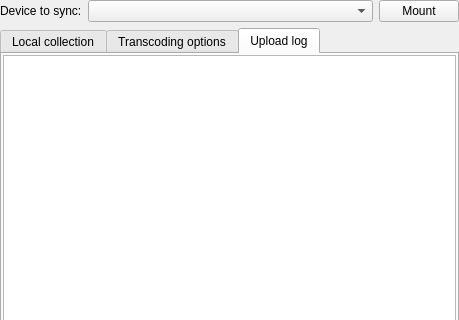
This is src/plugins/lmp/sync/devicesbrowserwidget.ui in 0xd34df00d/leechcraft as Qt 5 draws it before an edit; both pictures show x 0 to 459 and y 0 to 320 of the 459 by 620 pixel window. The edited form follows.
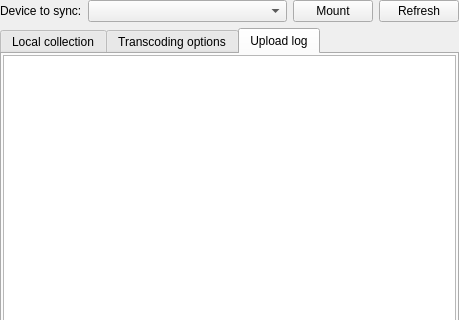
This is the edited form. The open tabs and pages were chosen to show the change. Custom widgets are drawn as their Qt base class.

```diff
--- a/src/plugins/lmp/sync/devicesbrowserwidget.ui
+++ b/src/plugins/lmp/sync/devicesbrowserwidget.ui
@@ -46,6 +46,16 @@
        </property>
       </widget>
      </item>
+     <item>
+      <widget class="QPushButton" name="RefreshButton_">
+       <property name="text">
+        <string>Refresh</string>
+       </property>
+       <property name="ActionIcon" stdset="0">
+        <string>view-refresh</string>
+       </property>
+      </widget>
+     </item>
     </layout>
    </item>
    <item>
```
Left out of the diff: 7 changed lines with no effect on the pictures.
